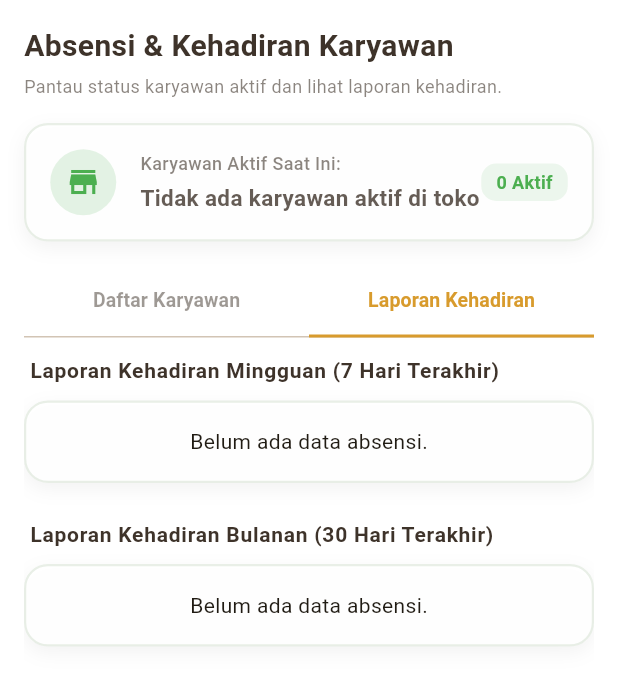
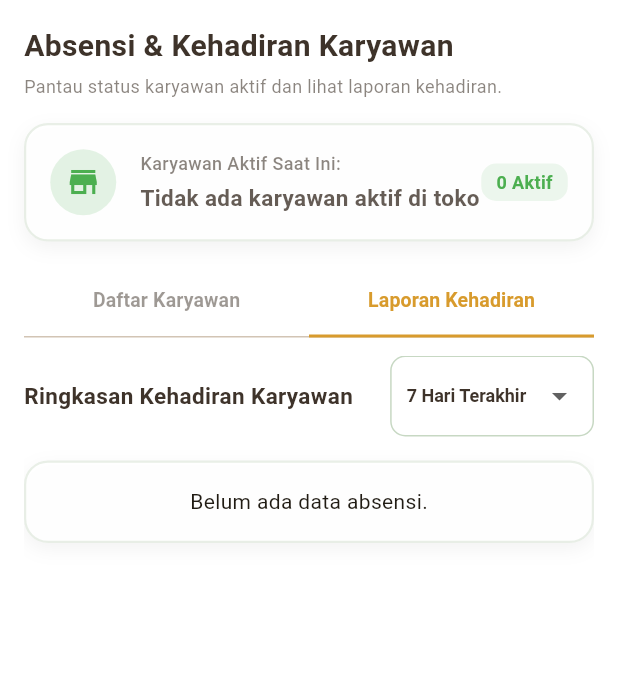
Before and after one commit to I4annet/Molen-King-Application, a Flutter app: the AdminAttendanceView screen opened directly with empty values, tab 2 chosen, on a phone screen of 412 x 824 dp. Shown: the top 686 px of the screen. Run offline on Flutter 3.47's test engine with Material 3 defaults, Android fonts, the phone set to English and light mode, and no system bars; our stand-ins replace fl_chart, supabase_flutter; accounts and stored records are empty.

Commit message:
fix: perbaikan bug🔧

```diff
--- a/lib/views/admin/admin_attendance_view.dart
+++ b/lib/views/admin/admin_attendance_view.dart
@@ -21,6 +21,7 @@ class _AdminAttendanceViewState extends State<AdminAttendanceView>
   late TabController _tabController;
   final dateFormatter = DateFormat('dd/MM/yyyy');
   final timeFormatter = DateFormat('HH:mm');
+  String _selectedReportFilter = 'weekly';
 
   @override
   void initState() {
@@ -39,11 +40,13 @@ class _AdminAttendanceViewState extends State<AdminAttendanceView>
     super.dispose();
   }
 
+
+
   // Attendance report calculator
   Map<String, Map<String, int>> _calculateAttendanceSummary(
     List<AttendanceModel> logs,
     List<UserModel> cashiers,
-    bool isWeekly,
+    String filter,
   ) {
     final Map<String, Map<String, int>> summaries = {};
 
@@ -54,12 +57,16 @@ class _AdminAttendanceViewState extends State<AdminAttendanceView>
 
     final now = DateTime.now();
     DateTime startRange;
-    if (isWeekly) {
-      // 7 days ago
+    if (filter == 'daily') {
+      startRange = DateTime(now.year, now.month, now.day);
+    } else if (filter == 'weekly') {
       startRange = now.subtract(const Duration(days: 7));
+    } else if (filter == 'monthly') {
+      startRange = now.subtract(const Duration(days: 30));
+    } else if (filter == 'yearly') {
+      startRange = now.subtract(const Duration(days: 365));
     } else {
-      // 30 days ago
-      startRange = now.subtract(const Duration(days: 30));
+      startRange = DateTime(now.year, now.month, now.day);
     }
 
     final periodLogs = logs
@@ -88,21 +95,17 @@ class _AdminAttendanceViewState extends State<AdminAttendanceView>
     final authProvider = context.watch<AuthProvider>();
     final attendanceProvider = context.watch<AttendanceProvider>();
     final textColor = widget.isDark ? AppColors.textLight : AppColors.textDark;
+    final filter = _selectedReportFilter;
 
     final cashiers = authProvider.users
         .where((u) => u.role == 'cashier')
         .toList();
     final activeCashiers = cashiers.where((u) => u.isActive).toList();
 
-    final weeklySummaries = _calculateAttendanceSummary(
+    final attendanceSummaries = _calculateAttendanceSummary(
       attendanceProvider.attendanceLogs,
       cashiers,
-      true,
-    );
-    final monthlySummaries = _calculateAttendanceSummary(
-      attendanceProvider.attendanceLogs,
-      cashiers,
-      false,
+      _selectedReportFilter,
     );
 
     return Scaffold(
@@ -222,8 +225,14 @@ class _AdminAttendanceViewState extends State<AdminAttendanceView>
                   // TAB 1: LIST OF EMPLOYEES
                   RefreshIndicator(
                     onRefresh: () async {
-                      await Provider.of<AuthProvider>(context, listen: false).loadUsers();
-                      await Provider.of<AttendanceProvider>(context, listen: false).loadAttendanceLogs();
+                      await Provider.of<AuthProvider>(
+                        context,
+                        listen: false,
+                      ).loadUsers();
+                      await Provider.of<AttendanceProvider>(
+                        context,
+                        listen: false,
+                      ).loadAttendanceLogs();
                     },
                     color: AppColors.royalHoneyGold,
                     child: cashiers.isEmpty
@@ -235,7 +244,9 @@ class _AdminAttendanceViewState extends State<AdminAttendanceView>
                                 child: Center(
                                   child: Text(
                                     'Belum ada karyawan terdaftar.',
-                                    style: TextStyle(color: textColor.withOpacity(0.5)),
+                                    style: TextStyle(
+                                      color: textColor.withOpacity(0.5),
+                                    ),
                                   ),
                                 ),
                               ),
@@ -284,12 +295,18 @@ class _AdminAttendanceViewState extends State<AdminAttendanceView>
                                             ),
                                             decoration: BoxDecoration(
                                               color: c.isActive
-                                                    ? AppColors.success.withOpacity(0.15)
-                                                    : Colors.grey.withOpacity(0.15),
-                                                borderRadius: BorderRadius.circular(4),
+                                                  ? AppColors.success
+                                                        .withOpacity(0.15)
+                                                  : Colors.grey.withOpacity(
+                                                      0.15,
+                                                    ),
+                                              borderRadius:
+                                                  BorderRadius.circular(4),
                                             ),
                                             child: Text(
-                                                c.isActive ? 'Aktif' : 'Off Shift',
+                                              c.isActive
+                                                  ? 'Aktif'
+                                                  : 'Off Shift',
                                               style: TextStyle(
                                                 color: c.isActive
                                                     ? AppColors.success
@@ -306,17 +323,26 @@ class _AdminAttendanceViewState extends State<AdminAttendanceView>
                                       mainAxisSize: MainAxisSize.min,
                                       children: [
                                         IconButton(
-                                            icon: const Icon(Icons.visibility_outlined),
+                                          icon: const Icon(
+                                            Icons.visibility_outlined,
+                                          ),
                                           color: AppColors.royalHoneyGold,
                                           iconSize: 22,
-                                            onPressed: () => _showEmployeeDetails(c),
+                                          onPressed: () =>
+                                              _showEmployeeDetails(c),
                                           tooltip: 'Detail Karyawan',
                                         ),
                                         IconButton(
-                                            icon: const Icon(Icons.delete_outline),
+                                          icon: const Icon(
+                                            Icons.delete_outline,
+                                          ),
                                           color: AppColors.error,
                                           iconSize: 22,
-                                            onPressed: () => _handleDeleteEmployee(authProvider, c),
+                                          onPressed: () =>
+                                              _handleDeleteEmployee(
+                                                authProvider,
+                                                c,
+                                              ),
                                           tooltip: 'Hapus Karyawan',
                                         ),
                                       ],
@@ -331,8 +357,14 @@ class _AdminAttendanceViewState extends State<AdminAttendanceView>
                   // TAB 2: ATTENDANCE REPORTS
                   RefreshIndicator(
                     onRefresh: () async {
-                      await Provider.of<AttendanceProvider>(context, listen: false).loadAttendanceLogs();
-                      await Provider.of<AuthProvider>(context, listen: false).loadUsers();
+                      await Provider.of<AttendanceProvider>(
+                        context,
+                        listen: false,
+                      ).loadAttendanceLogs();
+                      await Provider.of<AuthProvider>(
+                        context,
+                        listen: false,
+                      ).loadUsers();
                     },
                     color: AppColors.royalHoneyGold,
                     child: SingleChildScrollView(
@@ -340,24 +372,80 @@ class _AdminAttendanceViewState extends State<AdminAttendanceView>
                       child: Column(
                         crossAxisAlignment: CrossAxisAlignment.stretch,
                         children: [
-                          // Weekly Report Section
-                          _buildReportSectionTitle(
-                            'Laporan Kehadiran Mingguan (7 Hari Terakhir)',
-                            textColor,
+                          Row(
+                            mainAxisAlignment: MainAxisAlignment.spaceBetween,
+                            children: [
+                              Expanded(
+                                child: Text(
+                                  'Ringkasan Kehadiran Karyawan',
+                                  style: TextStyle(
+                                    fontSize: 15,
+                                    fontWeight: FontWeight.bold,
+                                    color: textColor,
                                   ),
-                          const SizedBox(height: 10),
-                          _buildReportList(cashiers, weeklySummaries),
-
-                          const SizedBox(height: 24),
-
-                          // Monthly Report Section
-                          _buildReportSectionTitle(
-                            'Laporan Kehadiran Bulanan (30 Hari Terakhir)',
-                            textColor,
                                 ),
-                          const SizedBox(height: 10),
-                          _buildReportList(cashiers, monthlySummaries),
-
+                              ),
+                              const SizedBox(width: 8),
+                              // Period Dropdown Selector
+                              Container(
+                                padding: const EdgeInsets.symmetric(
+                                  horizontal: 10,
+                                  vertical: 2,
+                                ),
+                                decoration: BoxDecoration(
+                                  color: widget.isDark
+                                      ? AppColors.cardDark
+                                      : AppColors.cardLight,
+                                  borderRadius: BorderRadius.circular(10),
+                                  border: Border.all(
+                                    color: widget.isDark
+                                        ? AppColors.royalHoneyGold.withOpacity(0.3)
+                                        : AppColors.sageMint,
+                                  ),
+                                ),
+                                child: DropdownButtonHideUnderline(
+                                  child: DropdownButton<String>(
+                                    value: _selectedReportFilter,
+                                    dropdownColor: widget.isDark
+                                        ? AppColors.cardDark
+                                        : AppColors.cardLight,
+                                    style: TextStyle(
+                                      color: textColor,
+                                      fontWeight: FontWeight.bold,
+                                      fontSize: 12,
+                                    ),
+                                    items: const [
+                                      DropdownMenuItem(
+                                        value: 'daily',
+                                        child: Text('Hari Ini'),
+                                      ),
+                                      DropdownMenuItem(
+                                        value: 'weekly',
+                                        child: Text('7 Hari Terakhir'),
+                                      ),
+                                      DropdownMenuItem(
+                                        value: 'monthly',
+                                        child: Text('30 Hari Terakhir'),
+                                      ),
+                                      DropdownMenuItem(
+                                        value: 'yearly',
+                                        child: Text('1 Tahun Terakhir'),
+                                      ),
+                                    ],
+                                    onChanged: (val) {
+                                      if (val != null) {
+                                        setState(() {
+                                          _selectedReportFilter = val;
+                                        });
+                                      }
+                                    },
+                                  ),
+                                ),
+                              ),
+                            ],
+                          ),
+                          const SizedBox(height: 16),
+                          _buildReportList(cashiers, attendanceSummaries),
                           const SizedBox(height: 20),
                         ],
                       ),
@@ -380,20 +468,7 @@ class _AdminAttendanceViewState extends State<AdminAttendanceView>
     );
   }
 
-  Widget _buildReportSectionTitle(String title, Color textColor) {
-    return Padding(
-      padding: const EdgeInsets.symmetric(horizontal: 4.0),
-      child: Text(
-        title,
-        style: TextStyle(
-          fontSize: 14,
-          fontWeight: FontWeight.bold,
-          color: textColor,
-          letterSpacing: 0.5,
-        ),
-      ),
-    );
-  }
+
 
   Widget _buildReportList(
     List<UserModel> cashiers,
@@ -499,9 +574,13 @@ class _AdminAttendanceViewState extends State<AdminAttendanceView>
         return StatefulBuilder(
           builder: (dialogContext, setState) {
             final isDark = widget.isDark;
-            final dialogTextColor = isDark ? AppColors.textLight : AppColors.textDark;
+            final dialogTextColor = isDark
+                ? AppColors.textLight
+                : AppColors.textDark;
             return AlertDialog(
-              backgroundColor: isDark ? AppColors.cardDark : AppColors.cardLight,
+              backgroundColor: isDark
+                  ? AppColors.cardDark
+                  : AppColors.cardLight,
               title: Text(
                 'Tambah Karyawan Baru',
                 style: TextStyle(
@@ -523,7 +602,9 @@ class _AdminAttendanceViewState extends State<AdminAttendanceView>
                           hintText: 'Nama Karyawan',
                           prefixIcon: Icons.person_outline,
                           isDark: isDark,
-                          validator: (v) => (v == null || v.isEmpty) ? 'Nama wajib diisi' : null,
+                          validator: (v) => (v == null || v.isEmpty)
+                              ? 'Nama wajib diisi'
+                              : null,
                         ),
                         const SizedBox(height: 12),
                         PremiumTextField(
@@ -533,7 +614,9 @@ class _AdminAttendanceViewState extends State<AdminAttendanceView>
                           prefixIcon: Icons.email_outlined,
                           isDark: isDark,
                           keyboardType: TextInputType.emailAddress,
-                          validator: (v) => (v == null || !v.contains('@')) ? 'Email tidak valid' : null,
+                          validator: (v) => (v == null || !v.contains('@'))
+                              ? 'Email tidak valid'
+                              : null,
                         ),
                         const SizedBox(height: 12),
                         PremiumTextField(
@@ -543,7 +626,9 @@ class _AdminAttendanceViewState extends State<AdminAttendanceView>
                           prefixIcon: Icons.phone_android_outlined,
                           isDark: isDark,
                           keyboardType: TextInputType.phone,
-                          validator: (v) => (v == null || v.isEmpty) ? 'No. HP wajib diisi' : null,
+                          validator: (v) => (v == null || v.isEmpty)
+                              ? 'No. HP wajib diisi'
+                              : null,
                         ),
                         const SizedBox(height: 12),
                         PremiumTextField(
@@ -552,7 +637,9 @@ class _AdminAttendanceViewState extends State<AdminAttendanceView>
                           hintText: 'Surabaya / Malang',
                           prefixIcon: Icons.location_city_outlined,
                           isDark: isDark,
-                          validator: (v) => (v == null || v.isEmpty) ? 'Asal kota wajib diisi' : null,
+                          validator: (v) => (v == null || v.isEmpty)
+                              ? 'Asal kota wajib diisi'
+                              : null,
                         ),
                         const SizedBox(height: 12),
                         PremiumTextField(
@@ -564,7 +651,9 @@ class _AdminAttendanceViewState extends State<AdminAttendanceView>
                           isDark: isDark,
                           suffixIcon: IconButton(
                             icon: Icon(
-                              isObscured ? Icons.visibility_off : Icons.visibility,
+                              isObscured
+                                  ? Icons.visibility_off
+                                  : Icons.visibility,
                               color: dialogTextColor.withOpacity(0.5),
                             ),
                             onPressed: () {
@@ -616,7 +705,9 @@ class _AdminAttendanceViewState extends State<AdminAttendanceView>
                       Navigator.pop(dialogContext);
 
                       ScaffoldMessenger.of(context).showSnackBar(
-                        const SnackBar(content: Text('Mendaftarkan karyawan baru...')),
+                        const SnackBar(
+                          content: Text('Mendaftarkan karyawan baru...'),
+                        ),
                       );
 
                       final success = await authProvider.register(
@@ -643,7 +734,8 @@ class _AdminAttendanceViewState extends State<AdminAttendanceView>
                           ScaffoldMessenger.of(context).showSnackBar(
                             SnackBar(
                               content: Text(
-                                authProvider.errorMessage ?? 'Gagal mendaftarkan karyawan',
+                                authProvider.errorMessage ??
+                                    'Gagal mendaftarkan karyawan',
                               ),
                               backgroundColor: AppColors.error,
                             ),
@@ -704,12 +796,16 @@ class _AdminAttendanceViewState extends State<AdminAttendanceView>
                   ),
                   _buildDetailRow(
                     'Check-In Terakhir',
-                    user.lastCheckIn != null ? formatter.format(user.lastCheckIn!) : '-',
+                    user.lastCheckIn != null
+                        ? formatter.format(user.lastCheckIn!)
+                        : '-',
                     dialogTextColor,
                   ),
                   _buildDetailRow(
                     'Check-Out Terakhir',
-                    user.lastCheckOut != null ? formatter.format(user.lastCheckOut!) : '-',
+                    user.lastCheckOut != null
+                        ? formatter.format(user.lastCheckOut!)
+                        : '-',
                     dialogTextColor,
                   ),
                 ],
@@ -727,7 +823,12 @@ class _AdminAttendanceViewState extends State<AdminAttendanceView>
     );
   }
 
-  Widget _buildDetailRow(String label, String value, Color textColor, {Color? valueColor}) {
+  Widget _buildDetailRow(
+    String label,
+    String value,
+    Color textColor, {
+    Color? valueColor,
+  }) {
     return Padding(
       padding: const EdgeInsets.symmetric(vertical: 6.0),
       child: Column(
@@ -773,9 +874,7 @@ class _AdminAttendanceViewState extends State<AdminAttendanceView>
           ),
           content: Text(
             'Apakah Anda yakin ingin menghapus profil "${user.name}" dari sistem?',
-            style: TextStyle(
-              color: dialogTextColor.withOpacity(0.8),
-            ),
+            style: TextStyle(color: dialogTextColor.withOpacity(0.8)),
           ),
           actions: [
             TextButton(
@@ -796,9 +895,9 @@ class _AdminAttendanceViewState extends State<AdminAttendanceView>
     );
 
     if (confirm == true && mounted) {
-      ScaffoldMessenger.of(context).showSnackBar(
-        SnackBar(content: Text('Menghapus ${user.name}...')),
-      );
+      ScaffoldMessenger.of(
+        context,
+      ).showSnackBar(SnackBar(content: Text('Menghapus ${user.name}...')));
 
       final success = await authProvider.deleteUser(user.id);
       if (mounted && success) {
@@ -811,7 +910,9 @@ class _AdminAttendanceViewState extends State<AdminAttendanceView>
       } else if (mounted) {
         ScaffoldMessenger.of(context).showSnackBar(
           SnackBar(
-            content: Text(authProvider.errorMessage ?? 'Gagal menghapus karyawan'),
+            content: Text(
+              authProvider.errorMessage ?? 'Gagal menghapus karyawan',
+            ),
             backgroundColor: AppColors.error,
           ),
         );
```
Lines whose indentation alone changed are shown as unchanged.
